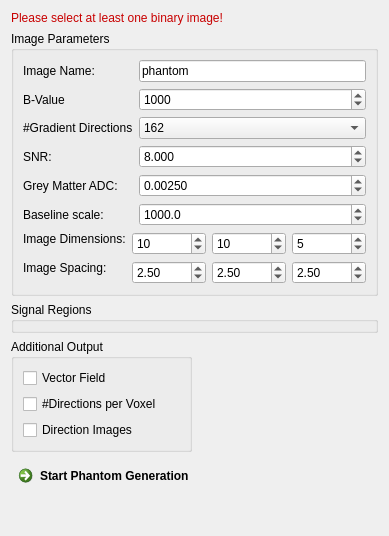
This is Plugins/org.mitk.gui.qt.diffusionimaging/src/internal/QmitkDwiSoftwarePhantomViewControls.ui in MITK/MITK as Qt 5 draws it before an edit. The edited form follows.
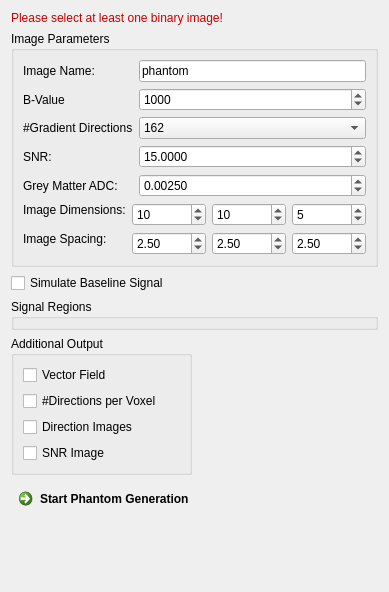
This is the edited form.

The edit to the form file:
```diff
--- a/Plugins/org.mitk.gui.qt.diffusionimaging/src/internal/QmitkDwiSoftwarePhantomViewControls.ui
+++ b/Plugins/org.mitk.gui.qt.diffusionimaging/src/internal/QmitkDwiSoftwarePhantomViewControls.ui
@@ -7,20 +7,322 @@
     <x>0</x>
     <y>0</y>
     <width>389</width>
-    <height>536</height>
+    <height>592</height>
    </rect>
   </property>
   <property name="windowTitle">
    <string>Form</string>
   </property>
   <layout class="QGridLayout" name="gridLayout_2">
+   <item row="4" column="0" colspan="2">
+    <widget class="QGroupBox" name="m_SignalRegionBox">
+     <property name="title">
+      <string>Signal Regions</string>
+     </property>
+    </widget>
+   </item>
+   <item row="5" column="0">
+    <widget class="QGroupBox" name="groupBox_2">
+     <property name="title">
+      <string>Additional Output</string>
+     </property>
+     <layout class="QFormLayout" name="formLayout_2">
+      <property name="fieldGrowthPolicy">
+       <enum>QFormLayout::AllNonFixedFieldsGrow</enum>
+      </property>
+      <item row="0" column="0">
+       <widget class="QCheckBox" name="m_OutputVectorFieldBox">
+        <property name="enabled">
+         <bool>true</bool>
+        </property>
+        <property name="toolTip">
+         <string>Visualization of the used tensor directions.</string>
+        </property>
+        <property name="text">
+         <string>Vector Field</string>
+        </property>
+        <property name="checked">
+         <bool>false</bool>
+        </property>
+       </widget>
+      </item>
+      <item row="1" column="0">
+       <widget class="QCheckBox" name="m_OutputNumDirectionsBox">
+        <property name="toolTip">
+         <string>Output unsigned char image containing the number of directions per voxel.</string>
+        </property>
+        <property name="text">
+         <string>#Directions per Voxel</string>
+        </property>
+        <property name="checked">
+         <bool>false</bool>
+        </property>
+       </widget>
+      </item>
+      <item row="2" column="0">
+       <widget class="QCheckBox" name="m_OutputDirectionImagesBox">
+        <property name="toolTip">
+         <string>Output one image per signal region containing the tensor direction vecors as pixel values.</string>
+        </property>
+        <property name="text">
+         <string>Direction Images</string>
+        </property>
+        <property name="checked">
+         <bool>false</bool>
+        </property>
+       </widget>
+      </item>
+      <item row="3" column="0">
+       <widget class="QCheckBox" name="m_OutputSnrImageBox">
+        <property name="toolTip">
+         <string>Output one image per signal region containing the tensor direction vecors as pixel values.</string>
+        </property>
+        <property name="text">
+         <string>SNR Image</string>
+        </property>
+        <property name="checked">
+         <bool>false</bool>
+        </property>
+       </widget>
+      </item>
+     </layout>
+    </widget>
+   </item>
+   <item row="7" column="0" colspan="2">
+    <spacer name="verticalSpacer">
+     <property name="orientation">
+      <enum>Qt::Vertical</enum>
+     </property>
+     <property name="sizeHint" stdset="0">
+      <size>
+       <width>20</width>
+       <height>40</height>
+      </size>
+     </property>
+    </spacer>
+   </item>
+   <item row="0" column="0" rowspan="2" colspan="2">
+    <widget class="QLabel" name="m_Instruction">
+     <property name="palette">
+      <palette>
+       <active>
+        <colorrole role="WindowText">
+         <brush brushstyle="SolidPattern">
+          <color alpha="255">
+           <red>200</red>
+           <green>0</green>
+           <blue>0</blue>
+          </color>
+         </brush>
+        </colorrole>
+        <colorrole role="Text">
+         <brush brushstyle="SolidPattern">
+          <color alpha="255">
+           <red>200</red>
+           <green>0</green>
+           <blue>0</blue>
+          </color>
+         </brush>
+        </colorrole>
+        <colorrole role="ButtonText">
+         <brush brushstyle="SolidPattern">
+          <color alpha="255">
+           <red>200</red>
+           <green>0</green>
+           <blue>0</blue>
+          </color>
+         </brush>
+        </colorrole>
+       </active>
+       <inactive>
+        <colorrole role="WindowText">
+         <brush brushstyle="SolidPattern">
+          <color alpha="255">
+           <red>200</red>
+           <green>0</green>
+           <blue>0</blue>
+          </color>
+         </brush>
+        </colorrole>
+        <colorrole role="Text">
+         <brush brushstyle="SolidPattern">
+          <color alpha="255">
+           <red>200</red>
+           <green>0</green>
+           <blue>0</blue>
+          </color>
+         </brush>
+        </colorrole>
+        <colorrole role="ButtonText">
+         <brush brushstyle="SolidPattern">
+          <color alpha="255">
+           <red>200</red>
+           <green>0</green>
+           <blue>0</blue>
+          </color>
+         </brush>
+        </colorrole>
+       </inactive>
+       <disabled>
+        <colorrole role="WindowText">
+         <brush brushstyle="SolidPattern">
+          <color alpha="255">
+           <red>84</red>
+           <green>82</green>
+           <blue>78</blue>
+          </color>
+         </brush>
+        </colorrole>
+        <colorrole role="Text">
+         <brush brushstyle="SolidPattern">
+          <color alpha="255">
+           <red>84</red>
+           <green>82</green>
+           <blue>78</blue>
+          </color>
+         </brush>
+        </colorrole>
+        <colorrole role="ButtonText">
+         <brush brushstyle="SolidPattern">
+          <color alpha="255">
+           <red>84</red>
+           <green>82</green>
+           <blue>78</blue>
+          </color>
+         </brush>
+        </colorrole>
+       </disabled>
+      </palette>
+     </property>
+     <property name="font">
+      <font>
+       <weight>50</weight>
+       <bold>false</bold>
+      </font>
+     </property>
+     <property name="text">
+      <string>Please select at least one binary image!</string>
+     </property>
+    </widget>
+   </item>
+   <item row="6" column="0" colspan="2">
+    <widget class="QCommandLinkButton" name="m_GeneratePhantomButton">
+     <property name="enabled">
+      <bool>true</bool>
+     </property>
+     <property name="text">
+      <string>Start Phantom Generation</string>
+     </property>
+    </widget>
+   </item>
    <item row="2" column="0" colspan="2">
     <widget class="QGroupBox" name="groupBox">
      <property name="title">
       <string>Image Parameters</string>
      </property>
      <layout class="QGridLayout" name="gridLayout">
-      <item row="0" column="0" colspan="4">
+      <item row="4" column="2" rowspan="2">
+       <widget class="QDoubleSpinBox" name="m_SpacingY">
+        <property name="minimum">
+         <double>0.100000000000000</double>
+        </property>
+        <property name="maximum">
+         <double>50.000000000000000</double>
+        </property>
+        <property name="singleStep">
+         <double>0.100000000000000</double>
+        </property>
+        <property name="value">
+         <double>2.500000000000000</double>
+        </property>
+       </widget>
+      </item>
+      <item row="2" column="3" rowspan="2">
+       <widget class="QSpinBox" name="m_SizeZ">
+        <property name="minimum">
+         <number>1</number>
+        </property>
+        <property name="maximum">
+         <number>1000</number>
+        </property>
+        <property name="value">
+         <number>5</number>
+        </property>
+       </widget>
+      </item>
+      <item row="4" column="1" rowspan="2">
+       <widget class="QDoubleSpinBox" name="m_SpacingX">
+        <property name="minimum">
+         <double>0.100000000000000</double>
+        </property>
+        <property name="maximum">
+         <double>50.000000000000000</double>
+        </property>
+        <property name="singleStep">
+         <double>0.100000000000000</double>
+        </property>
+        <property name="value">
+         <double>2.500000000000000</double>
+        </property>
+       </widget>
+      </item>
+      <item row="2" column="1" rowspan="2">
+       <widget class="QSpinBox" name="m_SizeX">
+        <property name="minimum">
+         <number>1</number>
+        </property>
+        <property name="maximum">
+         <number>1000</number>
+        </property>
+        <property name="value">
+         <number>10</number>
+        </property>
+       </widget>
+      </item>
+      <item row="4" column="3" rowspan="2">
+       <widget class="QDoubleSpinBox" name="m_SpacingZ">
+        <property name="minimum">
+         <double>0.100000000000000</double>
+        </property>
+        <property name="maximum">
+         <double>50.000000000000000</double>
+        </property>
+        <property name="singleStep">
+         <double>0.100000000000000</double>
+        </property>
+        <property name="value">
+         <double>2.500000000000000</double>
+        </property>
+       </widget>
+      </item>
+      <item row="2" column="2" rowspan="2">
+       <widget class="QSpinBox" name="m_SizeY">
+        <property name="minimum">
+         <number>1</number>
+        </property>
+        <property name="maximum">
+         <number>1000</number>
+        </property>
+        <property name="value">
+         <number>10</number>
+        </property>
+       </widget>
+      </item>
+      <item row="4" column="0">
+       <widget class="QLabel" name="label_2">
+        <property name="text">
+         <string>Image Spacing:</string>
+        </property>
+       </widget>
+      </item>
+      <item row="2" column="0">
+       <widget class="QLabel" name="label">
+        <property name="text">
+         <string>Image Dimensions:</string>
+        </property>
+       </widget>
+      </item>
+      <item row="1" column="0" colspan="4">
        <widget class="QFrame" name="m_TensorsToDWIFrame">
         <property name="frameShape">
          <enum>QFrame::NoFrame</enum>
@@ -41,6 +343,32 @@
          <property name="margin">
           <number>0</number>
          </property>
+         <item row="0" column="0">
+          <widget class="QLabel" name="m_TensorsToDWIBValueLabel_2">
+           <property name="toolTip">
+            <string comment="how fuzzy the confidence boundary should be. By default, confidence boundary is perfectly sharp (float); default: &quot;0&quot;" extracomment="how fuzzy the confidence boundary should be. By default, confidence boundary is perfectly sharp (float); default: &quot;0&quot;">how fuzzy the confidence boundary should be. By default, confidence boundary is perfectly sharp (float); default: &quot;0&quot;</string>
+           </property>
+           <property name="statusTip">
+            <string comment="how fuzzy the confidence boundary should be. By default, confidence boundary is perfectly sharp (float); default: &quot;0&quot;" extracomment="how fuzzy the confidence boundary should be. By default, confidence boundary is perfectly sharp (float); default: &quot;0&quot;">how fuzzy the confidence boundary should be. By default, confidence boundary is perfectly sharp (float); default: &quot;0&quot;</string>
+           </property>
+           <property name="whatsThis">
+            <string comment="how fuzzy the confidence boundary should be. By default, confidence boundary is perfectly sharp (float); default: &quot;0&quot;" extracomment="how fuzzy the confidence boundary should be. By default, confidence boundary is perfectly sharp (float); default: &quot;0&quot;">how fuzzy the confidence boundary should be. By default, confidence boundary is perfectly sharp (float); default: &quot;0&quot;</string>
+           </property>
+           <property name="text">
+            <string>Image Name:</string>
+           </property>
+           <property name="wordWrap">
+            <bool>false</bool>
+           </property>
+          </widget>
+         </item>
+         <item row="0" column="1">
+          <widget class="QLineEdit" name="m_ImageName">
+           <property name="text">
+            <string>phantom</string>
+           </property>
+          </widget>
+         </item>
          <item row="1" column="0">
           <widget class="QLabel" name="m_TensorsToDWIBValueLabel">
            <property name="toolTip">
@@ -141,83 +469,31 @@
           </widget>
          </item>
          <item row="3" column="0">
-          <widget class="QLabel" name="m_TensorsToDWINumDirsLabel_3">
+          <widget class="QLabel" name="m_NoiseLabel">
            <property name="text">
             <string>SNR:</string>
            </property>
           </widget>
          </item>
-         <item row="5" column="0">
-          <widget class="QLabel" name="m_TensorsToDWINumDirsLabel_4">
-           <property name="text">
-            <string>Baseline scale:</string>
-           </property>
-          </widget>
-         </item>
          <item row="3" column="1">
           <widget class="QDoubleSpinBox" name="m_NoiseLevel">
            <property name="toolTip">
             <string>Signal to noise ratio (for values &gt; 99, no noise at all is added to the image).</string>
            </property>
            <property name="decimals">
-            <number>3</number>
+            <number>4</number>
            </property>
            <property name="minimum">
-            <double>0.001000000000000</double>
+            <double>0.000000000000000</double>
            </property>
            <property name="maximum">
             <double>100.000000000000000</double>
            </property>
            <property name="singleStep">
-            <double>0.500000000000000</double>
+            <double>0.001000000000000</double>
            </property>
            <property name="value">
-            <double>8.000000000000000</double>
-           </property>
-          </widget>
-         </item>
-         <item row="5" column="1">
-          <widget class="QDoubleSpinBox" name="m_SignalScale">
-           <property name="decimals">
-            <number>1</number>
-           </property>
-           <property name="minimum">
-            <double>1.000000000000000</double>
-           </property>
-           <property name="maximum">
-            <double>10000.000000000000000</double>
-           </property>
-           <property name="singleStep">
-            <double>0.100000000000000</double>
-           </property>
-           <property name="value">
-            <double>1000.000000000000000</double>
-           </property>
-          </widget>
-         </item>
-         <item row="0" column="0">
-          <widget class="QLabel" name="m_TensorsToDWIBValueLabel_2">
-           <property name="toolTip">
-            <string comment="how fuzzy the confidence boundary should be. By default, confidence boundary is perfectly sharp (float); default: &quot;0&quot;" extracomment="how fuzzy the confidence boundary should be. By default, confidence boundary is perfectly sharp (float); default: &quot;0&quot;">how fuzzy the confidence boundary should be. By default, confidence boundary is perfectly sharp (float); default: &quot;0&quot;</string>
-           </property>
-           <property name="statusTip">
-            <string comment="how fuzzy the confidence boundary should be. By default, confidence boundary is perfectly sharp (float); default: &quot;0&quot;" extracomment="how fuzzy the confidence boundary should be. By default, confidence boundary is perfectly sharp (float); default: &quot;0&quot;">how fuzzy the confidence boundary should be. By default, confidence boundary is perfectly sharp (float); default: &quot;0&quot;</string>
-           </property>
-           <property name="whatsThis">
-            <string comment="how fuzzy the confidence boundary should be. By default, confidence boundary is perfectly sharp (float); default: &quot;0&quot;" extracomment="how fuzzy the confidence boundary should be. By default, confidence boundary is perfectly sharp (float); default: &quot;0&quot;">how fuzzy the confidence boundary should be. By default, confidence boundary is perfectly sharp (float); default: &quot;0&quot;</string>
-           </property>
-           <property name="text">
-            <string>Image Name:</string>
-           </property>
-           <property name="wordWrap">
-            <bool>false</bool>
-           </property>
-          </widget>
-         </item>
-         <item row="0" column="1">
-          <widget class="QLineEdit" name="m_ImageName">
-           <property name="text">
-            <string>phantom</string>
+            <double>15.000000000000000</double>
            </property>
           </widget>
          </item>
@@ -253,296 +529,20 @@
         </layout>
        </widget>
       </item>
-      <item row="1" column="1" rowspan="2">
-       <widget class="QSpinBox" name="m_SizeX">
-        <property name="minimum">
-         <number>1</number>
-        </property>
-        <property name="maximum">
-         <number>1000</number>
-        </property>
-        <property name="value">
-         <number>10</number>
-        </property>
-       </widget>
-      </item>
-      <item row="3" column="0">
-       <widget class="QLabel" name="label_2">
-        <property name="text">
-         <string>Image Spacing:</string>
-        </property>
-       </widget>
-      </item>
-      <item row="1" column="2" rowspan="2">
-       <widget class="QSpinBox" name="m_SizeY">
-        <property name="minimum">
-         <number>1</number>
-        </property>
-        <property name="maximum">
-         <number>1000</number>
-        </property>
-        <property name="value">
-         <number>10</number>
-        </property>
-       </widget>
-      </item>
-      <item row="3" column="3" rowspan="2">
-       <widget class="QDoubleSpinBox" name="m_SpacingZ">
-        <property name="minimum">
-         <double>0.100000000000000</double>
-        </property>
-        <property name="maximum">
-         <double>50.000000000000000</double>
-        </property>
-        <property name="singleStep">
-         <double>0.100000000000000</double>
-        </property>
-        <property name="value">
-         <double>2.500000000000000</double>
-        </property>
-       </widget>
-      </item>
-      <item row="1" column="3" rowspan="2">
-       <widget class="QSpinBox" name="m_SizeZ">
-        <property name="minimum">
-         <number>1</number>
-        </property>
-        <property name="maximum">
-         <number>1000</number>
-        </property>
-        <property name="value">
-         <number>5</number>
-        </property>
-       </widget>
-      </item>
-      <item row="1" column="0">
-       <widget class="QLabel" name="label">
-        <property name="text">
-         <string>Image Dimensions:</string>
-        </property>
-       </widget>
-      </item>
-      <item row="3" column="2" rowspan="2">
-       <widget class="QDoubleSpinBox" name="m_SpacingY">
-        <property name="minimum">
-         <double>0.100000000000000</double>
-        </property>
-        <property name="maximum">
-         <double>50.000000000000000</double>
-        </property>
-        <property name="singleStep">
-         <double>0.100000000000000</double>
-        </property>
-        <property name="value">
-         <double>2.500000000000000</double>
-        </property>
-       </widget>
-      </item>
-      <item row="3" column="1" rowspan="2">
-       <widget class="QDoubleSpinBox" name="m_SpacingX">
-        <property name="minimum">
-         <double>0.100000000000000</double>
-        </property>
-        <property name="maximum">
-         <double>50.000000000000000</double>
-        </property>
-        <property name="singleStep">
-         <double>0.100000000000000</double>
-        </property>
-        <property name="value">
-         <double>2.500000000000000</double>
-        </property>
-       </widget>
-      </item>
      </layout>
     </widget>
    </item>
-   <item row="3" column="0" colspan="2">
-    <widget class="QGroupBox" name="m_SignalRegionBox">
-     <property name="title">
-      <string>Signal Regions</string>
+   <item row="3" column="0">
+    <widget class="QCheckBox" name="m_SimulateBaseline">
+     <property name="toolTip">
+      <string>Generate baseline signal (b0) as the l2 norm of the tensors. If not checked, the whole baseline volume is set to a default value.</string>
      </property>
-    </widget>
-   </item>
-   <item row="5" column="0" colspan="2">
-    <widget class="QCommandLinkButton" name="m_GeneratePhantomButton">
-     <property name="enabled">
-      <bool>true</bool>
-     </property>
      <property name="text">
-      <string>Start Phantom Generation</string>
+      <string>Simulate Baseline Signal</string>
      </property>
-    </widget>
-   </item>
-   <item row="0" column="0" rowspan="2" colspan="2">
-    <widget class="QLabel" name="m_Instruction">
-     <property name="palette">
-      <palette>
-       <active>
-        <colorrole role="WindowText">
-         <brush brushstyle="SolidPattern">
-          <color alpha="255">
-           <red>200</red>
-           <green>0</green>
-           <blue>0</blue>
-          </color>
-         </brush>
-        </colorrole>
-        <colorrole role="Text">
-         <brush brushstyle="SolidPattern">
-          <color alpha="255">
-           <red>200</red>
-           <green>0</green>
-           <blue>0</blue>
-          </color>
-         </brush>
-        </colorrole>
-        <colorrole role="ButtonText">
-         <brush brushstyle="SolidPattern">
-          <color alpha="255">
-           <red>200</red>
-           <green>0</green>
-           <blue>0</blue>
-          </color>
-         </brush>
-        </colorrole>
-       </active>
-       <inactive>
-        <colorrole role="WindowText">
-         <brush brushstyle="SolidPattern">
-          <color alpha="255">
-           <red>200</red>
-           <green>0</green>
-           <blue>0</blue>
-          </color>
-         </brush>
-        </colorrole>
-        <colorrole role="Text">
-         <brush brushstyle="SolidPattern">
-          <color alpha="255">
-           <red>200</red>
-           <green>0</green>
-           <blue>0</blue>
-          </color>
-         </brush>
-        </colorrole>
-        <colorrole role="ButtonText">
-         <brush brushstyle="SolidPattern">
-          <color alpha="255">
-           <red>200</red>
-           <green>0</green>
-           <blue>0</blue>
-          </color>
-         </brush>
-        </colorrole>
-       </inactive>
-       <disabled>
-        <colorrole role="WindowText">
-         <brush brushstyle="SolidPattern">
-          <color alpha="255">
-           <red>84</red>
-           <green>82</green>
-           <blue>78</blue>
-          </color>
-         </brush>
-        </colorrole>
-        <colorrole role="Text">
-         <brush brushstyle="SolidPattern">
-          <color alpha="255">
-           <red>84</red>
-           <green>82</green>
-           <blue>78</blue>
-          </color>
-         </brush>
-        </colorrole>
-        <colorrole role="ButtonText">
-         <brush brushstyle="SolidPattern">
-          <color alpha="255">
-           <red>84</red>
-           <green>82</green>
-           <blue>78</blue>
-          </color>
-         </brush>
-        </colorrole>
-       </disabled>
-      </palette>
+     <property name="checked">
+      <bool>false</bool>
      </property>
-     <property name="font">
-      <font>
-       <weight>50</weight>
-       <bold>false</bold>
-      </font>
-     </property>
-     <property name="text">
-      <string>Please select at least one binary image!</string>
-     </property>
-    </widget>
-   </item>
-   <item row="6" column="0" colspan="2">
-    <spacer name="verticalSpacer">
-     <property name="orientation">
-      <enum>Qt::Vertical</enum>
-     </property>
-     <property name="sizeHint" stdset="0">
-      <size>
-       <width>20</width>
-       <height>40</height>
-      </size>
-     </property>
-    </spacer>
-   </item>
-   <item row="4" column="0">
-    <widget class="QGroupBox" name="groupBox_2">
-     <property name="title">
-      <string>Additional Output</string>
-     </property>
-     <layout class="QFormLayout" name="formLayout_2">
-      <property name="fieldGrowthPolicy">
-       <enum>QFormLayout::AllNonFixedFieldsGrow</enum>
-      </property>
-      <item row="0" column="0">
-       <widget class="QCheckBox" name="m_OutputVectorFieldBox">
-        <property name="enabled">
-         <bool>true</bool>
-        </property>
-        <property name="toolTip">
-         <string>Visualization of the used tensor directions.</string>
-        </property>
-        <property name="text">
-         <string>Vector Field</string>
-        </property>
-        <property name="checked">
-         <bool>false</bool>
-        </property>
-       </widget>
-      </item>
-      <item row="1" column="0">
-       <widget class="QCheckBox" name="m_OutputNumDirectionsBox">
-        <property name="toolTip">
-         <string>Output unsigned char image containing the number of directions per voxel.</string>
-        </property>
-        <property name="text">
-         <string>#Directions per Voxel</string>
-        </property>
-        <property name="checked">
-         <bool>false</bool>
-        </property>
-       </widget>
-      </item>
-      <item row="2" column="0">
-       <widget class="QCheckBox" name="m_OutputDirectionImagesBox">
-        <property name="toolTip">
-         <string>Output one image per signal region containing the tensor direction vecors as pixel values.</string>
-        </property>
-        <property name="text">
-         <string>Direction Images</string>
-        </property>
-        <property name="checked">
-         <bool>false</bool>
-        </property>
-       </widget>
-      </item>
-     </layout>
     </widget>
    </item>
   </layout>
```
